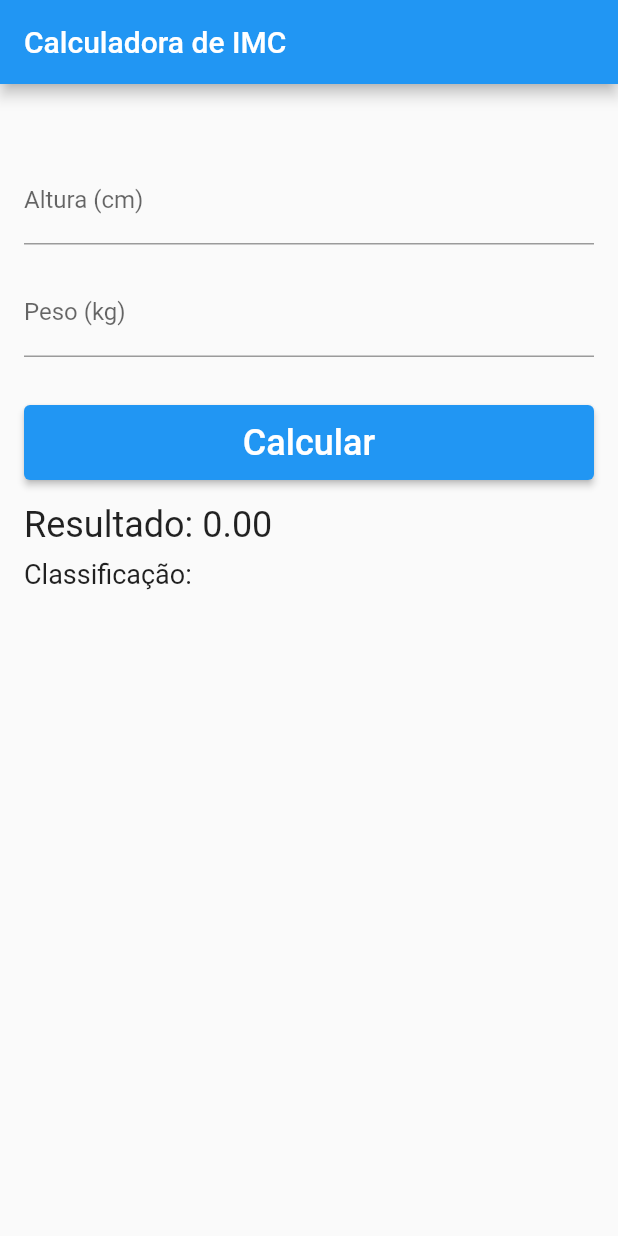
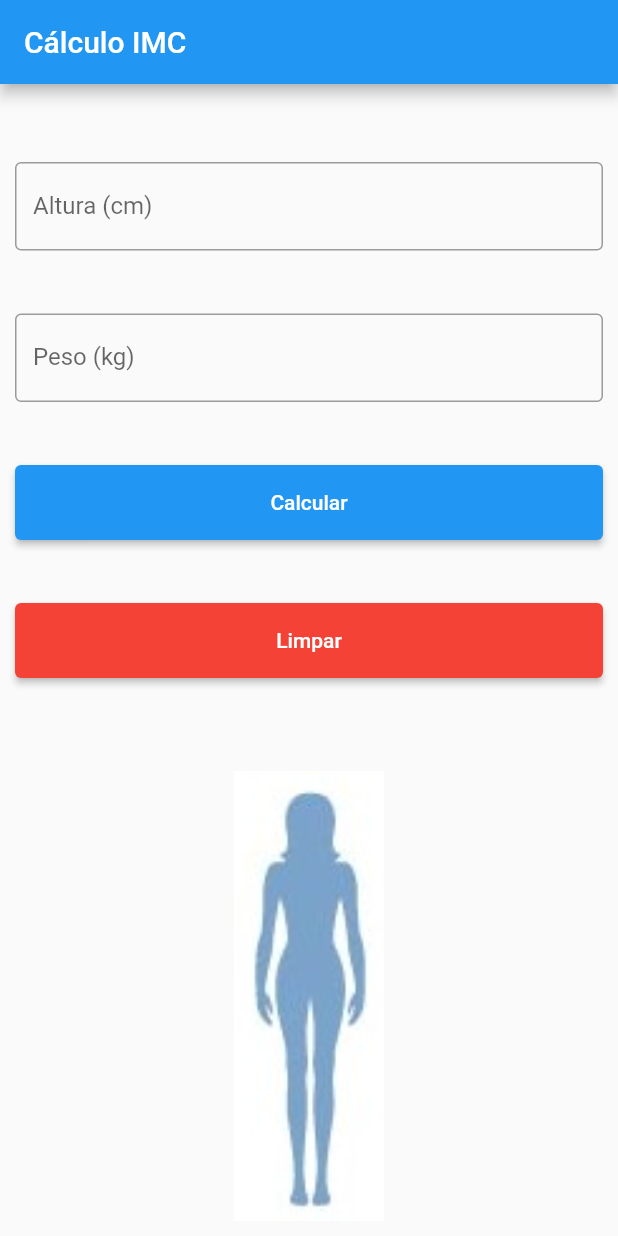
Before and after one commit to Alixame/calculadora_imc_flutter, a Flutter app: the screen it shows after launch, after a tap on "Calcular", on a phone screen of 412 x 824 dp. Run offline on Flutter 3.47's test engine with Material 2 defaults, Android fonts, the phone set to English and light mode, and no system bars.

Commit message:
[ADD] Calculo IMC

```diff
--- a/lib/main.dart
+++ b/lib/main.dart
@@ -1,107 +1,178 @@
 import 'package:flutter/material.dart';
 
-void main() => runApp(CalculadoraIMC());
+void main() {
+  runApp(App());
+}
 
-class CalculadoraIMC extends StatelessWidget {
-  const CalculadoraIMC({super.key});
+//Column -> abaixo do outro
+//Row -> do lado do outro
+//Stack -> em cima do outro
+
+class App extends StatefulWidget {
+  @override
+  State<App> createState() => _AppState();
+}
+
+class _AppState extends State<App> {
+  final alturaController = TextEditingController();
+  final pesoController = TextEditingController();
+
+  var image = 'images/abaixo.jpg';
+  var message = '';
+  double imc = 0;
+
+  void calculaImc() {
+    double peso = double.parse(pesoController.text);
+    double altura = double.parse(alturaController.text);
+    imc = peso / (altura * altura);
+
+    if (imc < 18.5) {
+      setState(() {
+        image = 'images/abaixo.jpg';
+
+        message = 'Abaixo do peso';
+      });
+    } else if (imc >= 18.5 && imc <= 24.9) {
+      setState(() {
+        image = 'images/ideal.jpg';
+
+        message = 'Peso normal';
+      });
+    } else if (imc >= 25 && imc <= 29.9) {
+      setState(() {
+        image = 'images/excesso.jpg';
+
+        message = 'Sobrepeso';
+      });
+    } else if (imc >= 30 && imc < 34.9) {
+      setState(() {
+        image = 'images/obesidade1.jpg';
+
+        message = 'Obesidade 1';
+      });
+    } else {
+      setState(() {
+        image = 'images/obesidade2.jpg';
+
+        message = 'Obesidade 2';
+      });
+    }
+  }
+
+  void handlerLimpar() {
+    setState(() {
+      alturaController.clear();
+      pesoController.clear();
+      imc = 0;
+      message = '';
+      image = 'images/abaixo.jpg';
+    });
+  }
 
   @override
   Widget build(BuildContext context) {
     return MaterialApp(
-      title: 'Calculadora de IMC',
-      home: const TelaIMC(),
-    );
-  }
-}
-
-class TelaIMC extends StatefulWidget {
-  const TelaIMC({super.key});
-
-  @override
-  _TelaIMCState createState() => _TelaIMCState();
-}
-
-class _TelaIMCState extends State<TelaIMC> {
-  TextEditingController alturaController = TextEditingController();
-  TextEditingController pesoController = TextEditingController();
-  double resultado = 0;
-  String mensagem = '';
-  String imagem = '';
-
-  @override
-  Widget build(BuildContext context) {
-    return Scaffold(
+      home: Scaffold(
         appBar: AppBar(
-        title: const Text('Calculadora de IMC'),
+          title: const Text('Cálculo IMC'),
         ),
-      body: SingleChildScrollView(
-        padding: const EdgeInsets.all(16.0),
+        body: Column(
+          children: [
+            Flexible(
+              flex: 1,
+              child: Container(
+                margin: const EdgeInsets.all(10),
                 child: Column(
-          crossAxisAlignment: CrossAxisAlignment.stretch,
+                  crossAxisAlignment: CrossAxisAlignment.start,
+                  mainAxisAlignment: MainAxisAlignment.spaceEvenly,
                   children: [
-            const SizedBox(height: 16.0),
-            if (imagem != '') Image.asset(
-              imagem,
-              height: 200.0,
-              fit: BoxFit.fitHeight,
-            ),
-            const SizedBox(height: 16.0),
                     TextField(
                       controller: alturaController,
                       keyboardType: TextInputType.number,
-              decoration: const InputDecoration(
-                labelText: 'Altura (cm)',
+                      decoration: InputDecoration(
+                        border: OutlineInputBorder(),
+                        labelText: "Altura (cm)",
                       ),
                     ),
-            const SizedBox(height: 16.0),
                     TextField(
                       controller: pesoController,
                       keyboardType: TextInputType.number,
                       decoration: const InputDecoration(
+                        border: OutlineInputBorder(),
                         labelText: 'Peso (kg)',
                       ),
                     ),
-            const SizedBox(height: 32.0),
                     Container(
-              height: 50.0,
+                      height: 50,
+                      width: double.infinity,
                       child: ElevatedButton(
-                onPressed: () {
-                  double altura = double.parse(alturaController.text) / 100;
-                  double peso = double.parse(pesoController.text);
-                  resultado = peso / (altura * altura);
-                  if (resultado < 18.5) {
-                    mensagem = 'Abaixo do peso';
-                    imagem = 'images/abaixo.jpg';
-                  } else if (resultado < 25) {
-                    mensagem = 'Peso normal';
-                    imagem = 'images/ideal.jpg';
-                  } else if (resultado < 30) {
-                    mensagem = 'Sobrepeso';
-                    imagem = 'images/excesso.jpg';
-                  } else if (resultado < 35) {
-                    mensagem = 'Obesidade grau 1';
-                    imagem = 'images/obesidade1.jpg';
-                  } else {
-                    mensagem = 'Obesidade grau 2';
-                    imagem = 'images/obesidade2.jpg';
-                  }
-                  setState(() {});
-                },
-                child: const Text(
-                  'Calcular',
-                  style: TextStyle(color: Colors.white, fontSize: 24.0)
+                        style: ButtonStyle(
+                          backgroundColor: MaterialStateProperty.all(Colors.blue),
+                        ),
+                        onPressed: () => calculaImc(),
+                        child: const Text('Calcular'),
+                      ),
+                    ),
+                    Container(
+                      height: 50,
+                      width: double.infinity,
+                      child: ElevatedButton(
+                        style: ButtonStyle(
+                          backgroundColor: MaterialStateProperty.all(Colors.red),
+                        ),
+                        onPressed: () => handlerLimpar(),
+                        child: const Text('Limpar'),
+                      ),
+                    )
+                  ],
+                ),
               )
             ),
+            Container(
+              padding: const EdgeInsets.all(10),
+              child: Stack(
+                children: <Widget>[
+                  Container(
+                    padding: const EdgeInsets.symmetric(horizontal: 5),
+                    child: Center(
+                      child: Image.asset(
+                        image,
+                        fit: BoxFit.cover,
+                        width: 100,
+                        height: 300,
                       ),
-            const SizedBox(height: 16.0),
-            Text(
-              'Resultado: ${resultado.toStringAsFixed(2)}',
-              style: const TextStyle(fontSize: 24.0),
                     ),
-            const SizedBox(height: 8.0),
-            Text(
-              'Classificação: $mensagem',
-              style: const TextStyle(fontSize: 18.0),
+                  ),
+                  Container(
+                    color: Colors.white.withOpacity(0.5),
+                    margin: const EdgeInsets.only(top: 100),
+                    child: Column(
+                      children: [
+                        if (imc != 0)
+                        Center(
+                          child: Text(
+                            'IMC: ${imc.toStringAsFixed(2)}',
+                            style: const TextStyle(
+                              fontSize: 40,
+                              fontWeight: FontWeight.bold,
+                            ),
+                          ),
+                        ),
+                        if (message != '')
+                        Center(
+                          child: Text(
+                          message,
+                          style: const TextStyle(
+                              fontSize: 40,
+                              fontWeight: FontWeight.bold,
+                            ),
+                          ),
+                        ),
+                      ],
+                    )
+                  ),
+                ],
+              ),
             ),
           ],
         ),
```
Lines whose indentation alone changed are shown as unchanged.
